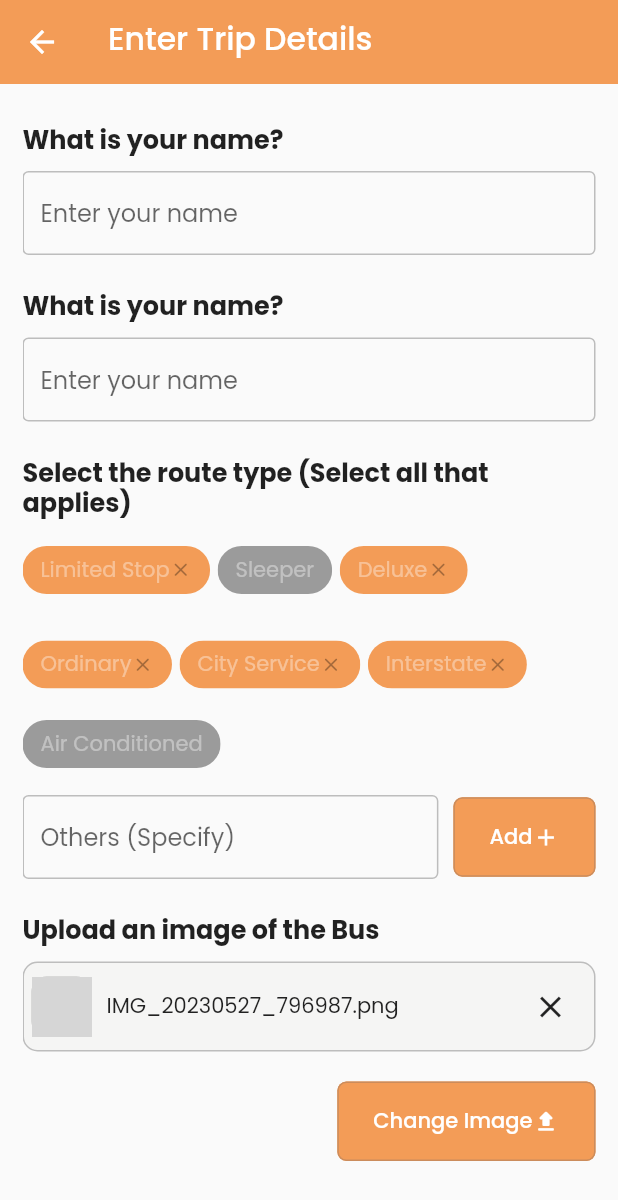
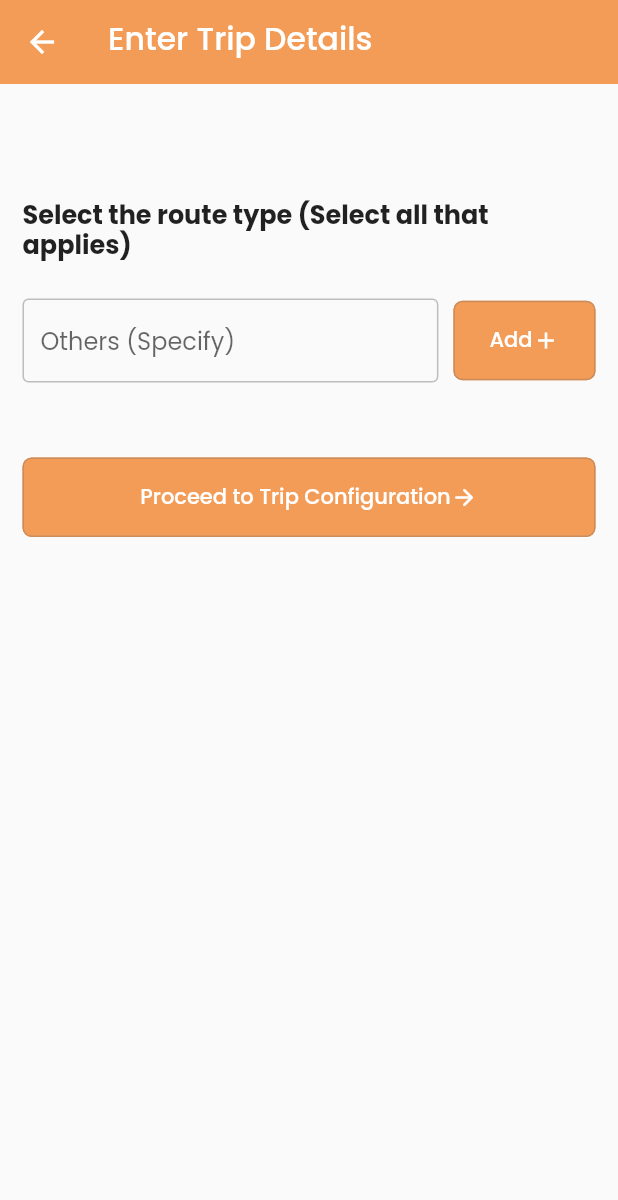
Before and after one commit to AthulJohn/combus, a Flutter app: the TripEditScreen screen opened directly, on a phone screen of 412 x 824 dp. Shown: the top 1200 px of the screen. Run offline on Flutter 3.47's test engine with Material 2 defaults, Android fonts, the phone set to English and light mode, and no system bars; our stand-ins replace flutter_map, latlong2, text_scroll, timelines, toggle_switch; missing offline and left inert: flutter_analog_clock; network calls fail; grey boxes are pictures that could not be loaded.

Commit message:
improved text field, made admin&user app flavors

```diff
--- /dev/null
+++ b/lib/app_config.dart
@@ -0,0 +1,3 @@
+abstract class AppConfig {
+  static const isAdminApp = String.fromEnvironment('appType') == 'admin';
+}
--- a/lib/view/components/text_fields.dart
+++ b/lib/view/components/text_fields.dart
@@ -4,7 +4,8 @@ import 'package:flutter/material.dart';
 
 class OutlineTextField extends StatelessWidget {
   final String? hintText;
-  const OutlineTextField({super.key, this.hintText});
+  final void Function(String)? onChanged;
+  const OutlineTextField({super.key, this.hintText, this.onChanged});
 
   @override
   Widget build(BuildContext context) {
@@ -16,22 +17,28 @@ class OutlineTextField extends StatelessWidget {
         focusedBorder: OutlineInputBorder(
             borderSide: BorderSide(color: AppColorTheme.primaryColor)),
         isDense: true,
-          hintText: hintText),
+        hintText: hintText,
+      ),
+      onChanged: onChanged,
     );
   }
 }
 
 class TextFieldWithQuestion extends StatelessWidget {
-  const TextFieldWithQuestion({super.key});
+  final String question;
+  final String? hintText;
+  final void Function(String)? onChanged;
+  const TextFieldWithQuestion(
+      {super.key, required this.question, this.hintText, this.onChanged});
 
   @override
   Widget build(BuildContext context) {
     return Column(
       crossAxisAlignment: CrossAxisAlignment.start,
       children: [
-        Text("What is your name?", style: AppTextStyles.bold),
+        Text(question, style: AppTextStyles.bold),
         SizedBox(height: 10),
-        OutlineTextField(hintText: "Enter your name")
+        OutlineTextField(hintText: hintText, onChanged: onChanged)
       ],
     );
   }
--- a/lib/view/screens/admin/trips_edit_screen.dart
+++ b/lib/view/screens/admin/trips_edit_screen.dart
@@ -22,13 +22,13 @@ class TripEditScreen extends StatelessWidget {
         padding: const EdgeInsets.symmetric(vertical: 28.0, horizontal: 15),
         child: ListView(
           children: [
-            TextFieldWithQuestion(),
+            // TextFieldWithQuestion(),
             SizedBox(height: 25),
-            TextFieldWithQuestion(),
+            // TextFieldWithQuestion(),
             SizedBox(height: 25),
             ChipsInput(),
             SizedBox(height: 25),
-            ImageUploader(),
+            // ImageUploader(),
             SizedBox(height: 25),
             AppFilledButton(
                 text: "Proceed to Trip Configuration",
@@ -51,27 +51,7 @@ class ChipsInput extends StatelessWidget {
         Text("Select the route type (Select all that applies)",
             style: AppTextStyles.bold),
         SizedBox(height: 10),
-        Wrap(
-          runSpacing: 5,
-          spacing: 5,
-          children: [
-            CustomChip("Limited Stop"),
-            CustomChip("Sleeper"),
-            CustomChip("Deluxe"),
-          ],
-        ),
         SizedBox(height: 15),
-        Wrap(
-          runSpacing: 5,
-          spacing: 5,
-          children: [
-            CustomChip("Ordinary"),
-            CustomChip("City Service"),
-            CustomChip("Interstate"),
-            CustomChip("Air Conditioned")
-          ],
-        ),
-        SizedBox(height: 10),
         Row(
           children: [
             Expanded(child: OutlineTextField(hintText: "Others (Specify)")),
@@ -86,78 +66,3 @@ class ChipsInput extends StatelessWidget {
     );
   }
 }
-
-class CustomChip extends StatelessWidget {
-  final String label;
-  const CustomChip(this.label, {super.key});
-
-  @override
-  Widget build(BuildContext context) {
-    return ChoiceChip(
-      label: Row(
-        mainAxisSize: MainAxisSize.min,
-        children: [
-          Text(
-            label,
-            style: TextStyle(color: Colors.white, fontWeight: FontWeight.w400),
-          ),
-          if (label.length % 2 == 0) Icon(Icons.close_rounded, size: 15)
-        ],
-      ),
-      selected: label.length % 2 == 0,
-      selectedColor: AppColorTheme.primaryColor,
-      backgroundColor: Colors.white,
-    );
-  }
-}
-
-class ImageUploader extends StatelessWidget {
-  const ImageUploader({super.key});
-
-  @override
-  Widget build(BuildContext context) {
-    return Column(
-      crossAxisAlignment: CrossAxisAlignment.start,
-      children: [
-        Text("Upload an image of the Bus", style: AppTextStyles.bold),
-        SizedBox(height: 10),
-        Container(
-          margin: EdgeInsets.only(bottom: 10),
-          padding: EdgeInsets.all(5),
-          decoration: BoxDecoration(
-              color: AppColorTheme.bgColor,
-              borderRadius: BorderRadius.circular(10),
-              border: Border.all(color: Colors.grey[400]!)),
-          child: Row(
-            children: [
-              Container(
-                height: 40,
-                width: 40,
-                decoration: BoxDecoration(
-                    color: Colors.grey[300],
-                    borderRadius: BorderRadius.circular(10),
-                    image: DecorationImage(
-                        image: NetworkImage(
-                            "https://th.bing.com/th/id/R.e0e7d4593f4402662ca086a6c0df701b?rik=uciM2IxHuNKRvQ&riu=http%3a%2f%2fshowbus.co.uk%2faustralia%2fA%2f95+Buses-r-us+Mercedes.JPG&ehk=LiyXc49BM5l%2fuwH8G22Y%2fckDm%2bNTGPb2InxEiezo7B0%3d&risl=&pid=ImgRaw&r=0"),
-                        fit: BoxFit.cover),
-                    border: Border.all(color: Colors.grey[400]!)),
-              ),
-              SizedBox(width: 10),
-              Expanded(
-                child: Text(
-                  "IMG_20230527_796987.png",
-                ),
-              ),
-              IconButton(onPressed: () {}, icon: Icon(Icons.close))
-            ],
-          ),
-        ),
-        SizedBox(height: 10),
-        Align(
-            alignment: Alignment.centerRight,
-            child: AppFilledButton(
-                text: "Change Image", icon: Icons.upload_rounded))
-      ],
-    );
-  }
-}
```
Also changed, not shown: lib/main_user.dart (added, +45 -0 lines), lib/view/screens/admin/detail_form.dart (+10 -2 lines), lib/view/screens/admin/registration/details_entry.dart (+6 -2 lines), lib/view/screens/admin/registration/otp_screen.dart (+5 -2 lines), lib/view/screens/admin/registration/signin_screen.dart (+6 -2 lines), lib/main_admin.dart (renamed from lib/main.dart), 3 other files. Lines whose indentation alone changed are shown as unchanged.
